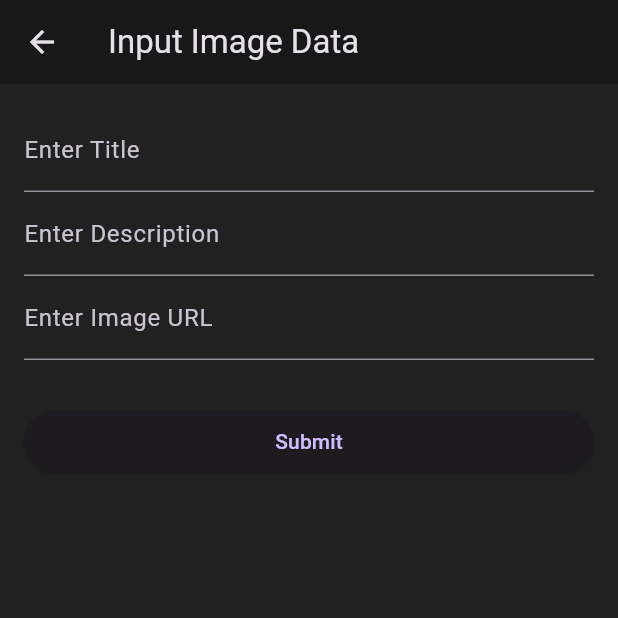
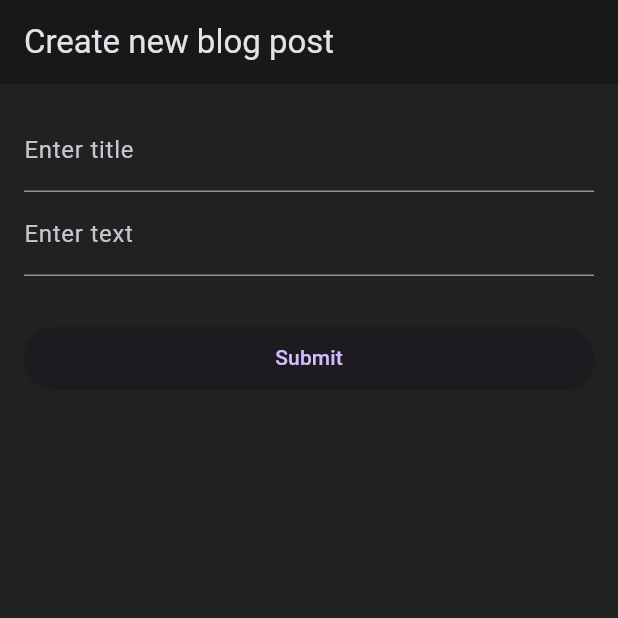
Before and after one commit to perfect8-blog/perfect8-blog, a Flutter app: the screen it shows after launch, after a tap on the "add" icon, on a phone screen of 412 x 824 dp, the top half of it. Run offline on Flutter 3.47's test engine with Material 3 defaults, Android fonts, the light colour scheme and no system bars; our stand-ins replace go_router; network calls fail.

Commit message:
flutter: Add model/widget to create new post

```diff
--- a/flutter-frontend/perfect8_front_end/lib/api/post.dart
+++ b/flutter-frontend/perfect8_front_end/lib/api/post.dart
@@ -34,3 +34,35 @@ class Post {
     };
   }
 }
+
+/// Represents a new post not yet put in the database.
+/// Has the same data as Post except without the publication date.
+class NewPost {
+  final String title;
+  final String body;
+
+  static const String URL_PATH = "/posts";
+
+  const NewPost({required this.title, required this.body});
+
+  /// Returns the slug of the newly created post
+  Future<String> createPost() async {
+    //TODO don't hardcode localhost
+    Uri uri = Uri(scheme: "http", host: "localhost", port: 8080, path: URL_PATH + "/");
+    Map<String, String> headers = {
+      'Content-type' : 'application/json',
+      'Accept': 'application/json',
+    };
+    final resp = await http.post(uri, headers: headers, body: jsonEncode(this));
+
+    return switch (resp.statusCode) {
+      200 => jsonDecode(resp.body).slug,
+      _ => throw Exception("Unknown error occured when creating a new Post.")
+    };
+  }
+
+  Map<String, dynamic> toJson() => {
+    'title': title,
+    'body': body,
+  };
+}
--- a/flutter-frontend/perfect8_front_end/lib/main.dart
+++ b/flutter-frontend/perfect8_front_end/lib/main.dart
@@ -3,6 +3,7 @@ import 'package:flutter_web_plugins/flutter_web_plugins.dart';
 import 'package:perfect8_front_end/api/post.dart';
 import 'package:perfect8_front_end/image_input.dart';
 import 'package:perfect8_front_end/post_view.dart';
+import 'package:perfect8_front_end/post_create.dart';
 import 'package:go_router/go_router.dart';
 
 void main() {
@@ -29,10 +30,10 @@ class _MyAppState extends State<MyApp> {
           path: '/',
           builder: (context, state) => HomeScreen(),
         ),
-        /*GoRoute(
+        GoRoute(
           path: '/create',
           builder: (context, state) => PostCreate(),
-        ),*/
+        ),
         GoRoute(
           path: '/posts/:slug',
           builder:(context, state) => PostView(slug: state.pathParameters["slug"]!),
@@ -85,12 +86,7 @@ class HomeScreen extends StatelessWidget {
         ),
       ),
       floatingActionButton: FloatingActionButton(
-        onPressed: () {
-          Navigator.push(context, MaterialPageRoute(builder: (context) => ImageInput()),
-          );
-          print('Add button pressed');
-          print("The button has been pressed right now!");
-        },
+        onPressed: () => context.go("/create"),
         tooltip: 'Create blog post',
         child: Icon(Icons.add),
       ),
--- /dev/null
+++ b/flutter-frontend/perfect8_front_end/lib/post_create.dart
@@ -0,0 +1,67 @@
+import 'package:flutter/material.dart';
+import 'package:go_router/go_router.dart';
+import 'package:perfect8_front_end/api/post.dart';
+
+// Class names in Dart should be PascalCase (ImageInput, not image_input)
+class PostCreate extends StatefulWidget {
+  @override
+  State<PostCreate> createState() => _PostCreateState();
+}
+
+class _PostCreateState extends State<PostCreate> {
+  final TextEditingController titleC = TextEditingController();
+  final TextEditingController bodyC = TextEditingController();
+
+  void _submit() {
+    String title = titleC.text;
+    String body = bodyC.text;
+
+    print('Title: $title');
+    print('Body: $body');
+
+    NewPost newPost = NewPost(title: title, body: body);
+    newPost.createPost();
+
+    //TODO Check response code and show error.
+    context.go("/");
+  }
+
+  @override
+  Widget build(BuildContext context) {
+    return Scaffold(
+      appBar: AppBar(
+        title: Text('Create new blog post'),
+      ),
+      body: SingleChildScrollView(
+        child: Padding(
+          padding: const EdgeInsets.all(16.0),
+          child: Column(
+            crossAxisAlignment: CrossAxisAlignment.stretch,
+            children: [
+              TextField(
+                controller: titleC,
+                decoration: InputDecoration(labelText: 'Enter title'),
+              ),
+              TextField(
+                controller: bodyC,
+                decoration: InputDecoration(labelText: 'Enter text'),
+              ),
+              SizedBox(height: 30),
+              ElevatedButton(
+                onPressed: _submit,
+                child: Text('Submit'),
+              ),
+            ],
+          ),
+        ),
+      ),
+    );
+  }
+
+  @override
+  void dispose() {
+    titleC.dispose();
+    bodyC.dispose();
+    super.dispose();
+  }
+}
--- a/flutter-frontend/perfect8_front_end/lib/post_view.dart
+++ b/flutter-frontend/perfect8_front_end/lib/post_view.dart
@@ -1,5 +1,6 @@
 import 'package:flutter/material.dart';
 import 'package:perfect8_front_end/api/post.dart';
+import 'package:go_router/go_router.dart';
 
 // Class names in Dart should be PascalCase (ImageInput, not image_input)
 class PostView extends StatefulWidget {
@@ -15,7 +16,7 @@ class _PostViewState extends State<PostView> {
   late Future<Post> futurePost;
 
   void _submit() {
-    Navigator.pop(context);
+    context.go("/");
   }
 
   @override
```
Also changed, not shown: 1 other file.
